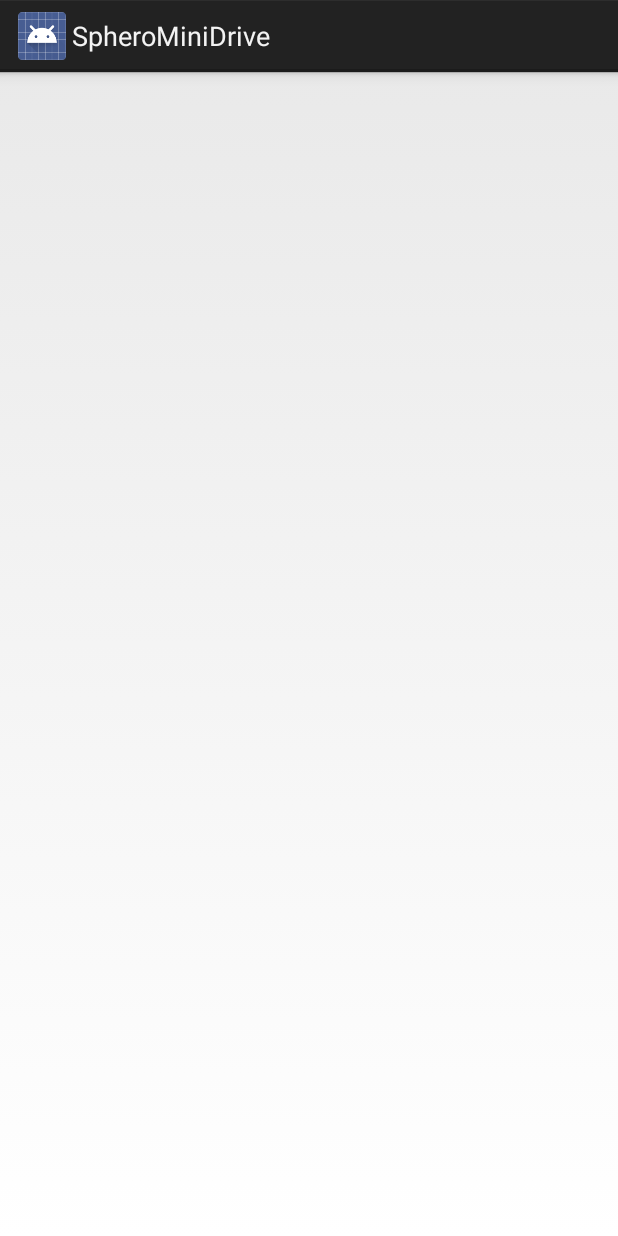
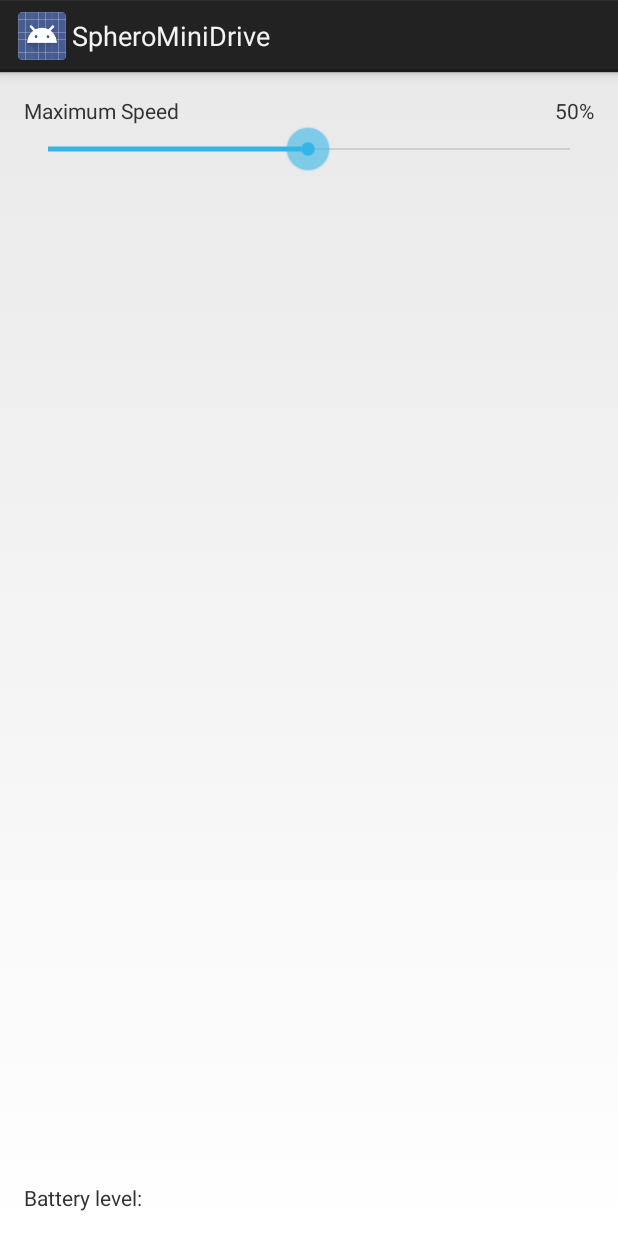
Before and after one commit to raidzero/SpheroMiniDrive, an Android app: the screen it shows after launch (MainActivity), on a phone screen of 412 x 824 dp. Run offline under Robolectric (Android 15) with nearby library versions, the phone set to English and light mode, and no system bars.

Commit message:
add speed slider, battery & speed up connections

```diff
--- a/app/src/main/java/com/raidzero/sphero/activity/MainActivity.java
+++ b/app/src/main/java/com/raidzero/sphero/activity/MainActivity.java
@@ -7,6 +7,8 @@ import android.os.Bundle;
 import android.util.Log;
 import android.view.KeyEvent;
 import android.view.MotionEvent;
+import android.widget.SeekBar;
+import android.widget.TextView;
 
 import com.raidzero.sphero.R;
 import com.raidzero.sphero.bluetooth.Sphero;
@@ -18,7 +20,7 @@ import java.util.concurrent.Executors;
 import static java.lang.Math.abs;
 
 
-public class MainActivity extends Activity implements Sphero.SpheroListener {
+public class MainActivity extends Activity implements Sphero.SpheroListener, SeekBar.OnSeekBarChangeListener {
     private static final String TAG = "MainActivity";
 
     private BluetoothAdapter adapter;
@@ -40,6 +42,32 @@ public class MainActivity extends Activity implements Sphero.SpheroListener {
     private LedProcessor ledProcessor = new LedProcessor();
     private ExecutorService ledService = Executors.newSingleThreadExecutor();
 
+    // UI elements
+    SeekBar maxSpeedBar;
+    TextView maxSpeedPercentage;
+    TextView battery;
+
+    @Override
+    public void onProgressChanged(SeekBar seekBar, int value, boolean fromUser) {
+        joystickProcessor.setMaxSpeed(value);
+
+        if (value < 50) {
+            value = 50;
+            maxSpeedBar.setProgress(value);
+        }
+        maxSpeedPercentage.setText(String.valueOf((int) ((value / 255.0) * 100)) + "%");
+    }
+
+    @Override
+    public void onStartTrackingTouch(SeekBar seekBar) {
+
+    }
+
+    @Override
+    public void onStopTrackingTouch(SeekBar seekBar) {
+
+    }
+
     enum SpheroControlMode {
         DUAL_STICK,
         SINGLE_STICK
@@ -52,6 +80,11 @@ public class MainActivity extends Activity implements Sphero.SpheroListener {
         super.onCreate(savedInstanceState);
         setContentView(R.layout.activity_main);
 
+        maxSpeedBar = (SeekBar) findViewById(R.id.maxSpeedBar);
+        maxSpeedPercentage = (TextView) findViewById(R.id.maxSpeedPercentage);
+        battery = (TextView) findViewById(R.id.battery);
+
+        maxSpeedBar.setOnSeekBarChangeListener(this);
         adapter = BluetoothAdapter.getDefaultAdapter();
     }
 
@@ -88,7 +121,17 @@ public class MainActivity extends Activity implements Sphero.SpheroListener {
 
     @Override
     public void onSpheroDisconnected() {
-        // nothing
+
+    }
+
+    @Override
+    public void onBatteryLevelChange(final int newLevel) {
+        runOnUiThread(new Runnable() {
+            @Override
+            public void run() {
+                battery.setText(getString(R.string.label_battery) + String.format("%d%%", newLevel));
+            }
+        });
     }
 
     private void startJoystickService() {
@@ -108,7 +151,7 @@ public class MainActivity extends Activity implements Sphero.SpheroListener {
         // turn off motor just in case
         sphero.rawMotor(0, 0, 50);
 
-        joystickProcessor.setMaxSpeed(255); // full speed ahead!
+        joystickProcessor.setMaxSpeed(127); // default to half speed
         startJoystickService();
 
         ledProcessor.setMode(LedMode.SOLID);
@@ -186,6 +229,7 @@ public class MainActivity extends Activity implements Sphero.SpheroListener {
     class JoystickProcessor implements Runnable {
         boolean running;
         boolean movementStopped;
+        boolean rearLedOff;
 
         SpheroControlMode mode;
         int maxSpeed = 127; // restrict to ~half speed by default
@@ -225,8 +269,12 @@ public class MainActivity extends Activity implements Sphero.SpheroListener {
                         if (rightJoystickMoving) {
                             sphero.rearLed(true, 0);
                             sphero.roll(0, aimInt, 0);
+                            rearLedOff = false;
                         } else {
-                            sphero.rearLed(false, 0);
+                            if (!rearLedOff) {
+                                sphero.rearLed(false, 0);
+                                rearLedOff = true;
+                            }
                         }
 
                         break;
@@ -328,7 +376,7 @@ public class MainActivity extends Activity implements Sphero.SpheroListener {
                                 try { Thread.sleep(5); } catch (Exception e) {}
                             }
                         }
-
+                        break;
                     case SOLID:
                         if (!solidColorSet) {
                             sphero.mainLedRgb(ledColor, 0);
--- a/app/src/main/java/com/raidzero/sphero/bluetooth/BtLe.java
+++ b/app/src/main/java/com/raidzero/sphero/bluetooth/BtLe.java
@@ -45,7 +45,7 @@ public class BtLe {
     public interface BtLeListener {
         void onServicesDiscoverySuccess();
         void onServicesDiscoveryFail();
-        void onCharacteristicRead(BluetoothGattCharacteristic characteristic);
+        void onCharacteristicChanged(BluetoothGattCharacteristic characteristic);
     }
 
     BtLe(Context context, BluetoothDevice device) {
@@ -53,7 +53,7 @@ public class BtLe {
         mDevice = device;
 
         Log.d(TAG, "connecting gatt...");
-        mGatt = mDevice.connectGatt(mContext, true, mGattCallback);
+        mGatt = mDevice.connectGatt(mContext, false, mGattCallback);
     }
 
     public void addCommandToQueue(BtLeCommand command) {
@@ -179,8 +179,10 @@ public class BtLe {
         public void onConnectionStateChange(BluetoothGatt gatt, int status, int newState) {
             super.onConnectionStateChange(gatt, status, newState);
 
-            if (newState == BluetoothGatt.STATE_CONNECTED) {
-                mConnected = true;
+            mConnected = newState == BluetoothGatt.STATE_CONNECTED;
+            Log.d(TAG, "gatt connection state change. connected: " + mConnected);
+
+            if (mConnected) {
                 // Discover services.
                 try {
                     // wait 600 ms
@@ -189,12 +191,9 @@ public class BtLe {
 
                 }
                 gatt.discoverServices();
+            } else {
+
             }
-            else if (newState == BluetoothGatt.STATE_DISCONNECTED) {
-                mConnected = false;
-            }
-
-            Log.d(TAG, "connection state change. connected: " + mConnected);
         }
 
         @Override
@@ -219,7 +218,6 @@ public class BtLe {
         public void onCharacteristicRead(BluetoothGatt gatt, BluetoothGattCharacteristic characteristic, int status) {
             super.onCharacteristicRead(gatt, characteristic, status);
             Log.d(TAG, "onCharacteristicRead(): " + bytesToString(characteristic.getValue()));
-            mListener.onCharacteristicRead(characteristic);
             mTxBusy = false;
         }
 
@@ -241,6 +239,7 @@ public class BtLe {
         public void onCharacteristicChanged(BluetoothGatt gatt, BluetoothGattCharacteristic characteristic) {
             super.onCharacteristicChanged(gatt, characteristic);
             Log.d(TAG, "onCharacteristicChanged(): " + bytesToString(characteristic.getValue()));
+            mListener.onCharacteristicChanged(characteristic);
             mTxBusy = false;
         }
 
--- a/app/src/main/res/layout/activity_main.xml
+++ b/app/src/main/res/layout/activity_main.xml
@@ -9,4 +9,42 @@
     tools:context="com.raidzero.sphero.activity.MainActivity"
     android:orientation="vertical">
 
+
+
+
+    <LinearLayout
+        android:layout_width="match_parent"
+        android:layout_height="wrap_content"
+        android:orientation="horizontal">
+
+        <TextView
+            android:text="@string/label_max_speed_slider"
+            android:layout_width="wrap_content"
+            android:layout_height="wrap_content"
+            android:labelFor="@id/maxSpeedBar"
+            android:gravity="start"/>
+
+        <TextView
+            android:id="@+id/maxSpeedPercentage"
+            android:layout_width="match_parent"
+            android:layout_height="wrap_content"
+            android:text="50%"
+            android:gravity="end"/>
+
+    </LinearLayout>
+
+    <SeekBar
+        android:id="@+id/maxSpeedBar"
+        android:layout_width="match_parent"
+        android:layout_height="wrap_content"
+        android:max="255"
+        android:progress="127" />
+
+    <TextView
+        android:id="@+id/battery"
+        android:text="@string/label_battery"
+        android:layout_width="wrap_content"
+        android:layout_height="match_parent"
+        android:gravity="bottom"/>
+
 </LinearLayout>
--- a/app/src/main/res/values/strings.xml
+++ b/app/src/main/res/values/strings.xml
@@ -3,4 +3,6 @@
 
     <string name="app_name">SpheroMiniDrive</string>
 
+    <string name="label_max_speed_slider">Maximum Speed</string>
+    <string name="label_battery">Battery level: </string>
 </resources>
```
Also changed, not shown: app/src/main/java/com/raidzero/sphero/bluetooth/Sphero.java (+15 -35 lines).
